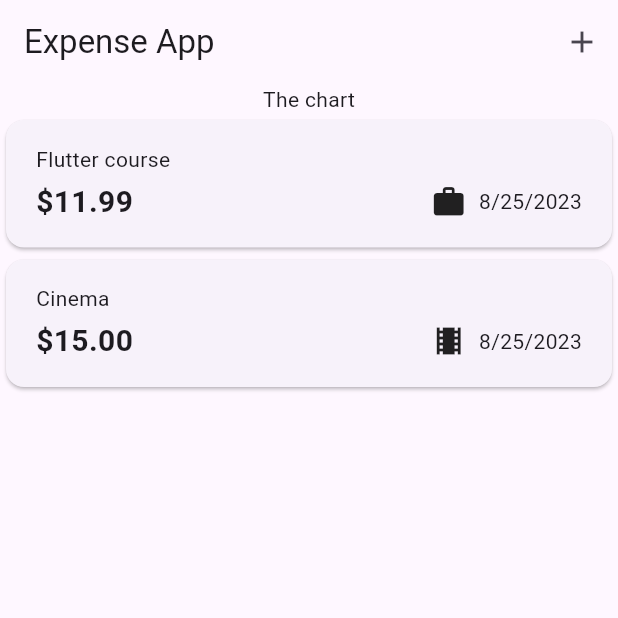
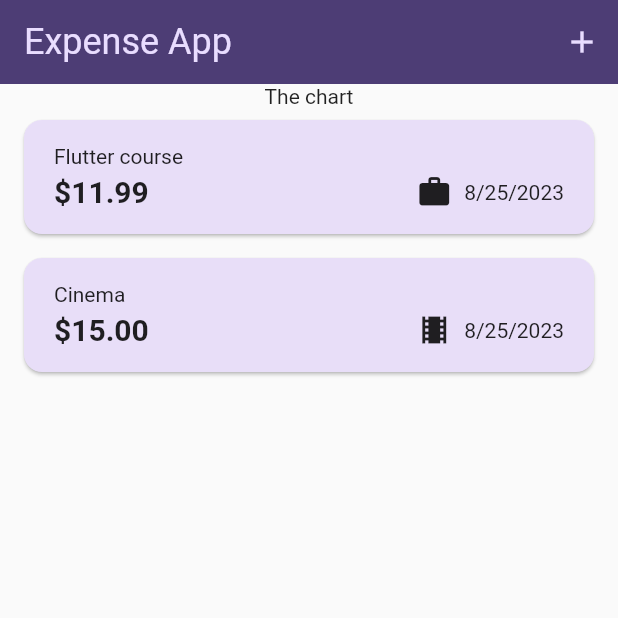
Before and after one commit to mohammedf99/expenses_app, a Flutter app: the screen it shows after launch, on a phone screen of 412 x 824 dp, the top half of it. Run offline on Flutter 3.47's test engine with Material 2 defaults, Android fonts, the phone set to English and light mode, and no system bars.

Commit message:
added theme file to the app

```diff
--- a/lib/main.dart
+++ b/lib/main.dart
@@ -1,9 +1,9 @@
 import 'package:flutter/material.dart';
 
 import 'widgets/expenses.dart';
+import 'theme.dart';
 
 void main() => runApp(const MyApp());
-
 
 class MyApp extends StatelessWidget {
   const MyApp({super.key});
@@ -11,9 +11,11 @@ class MyApp extends StatelessWidget {
   @override
   Widget build(BuildContext context) {
     return MaterialApp(
-      theme: ThemeData(useMaterial3: true),
+      darkTheme: appDarkTheme,
+      theme: appLightTheme,
       debugShowCheckedModeBanner: false,
       title: 'Expense App',
+      themeMode: ThemeMode.system,
       home: const Expenses(),
     );
   }
```
